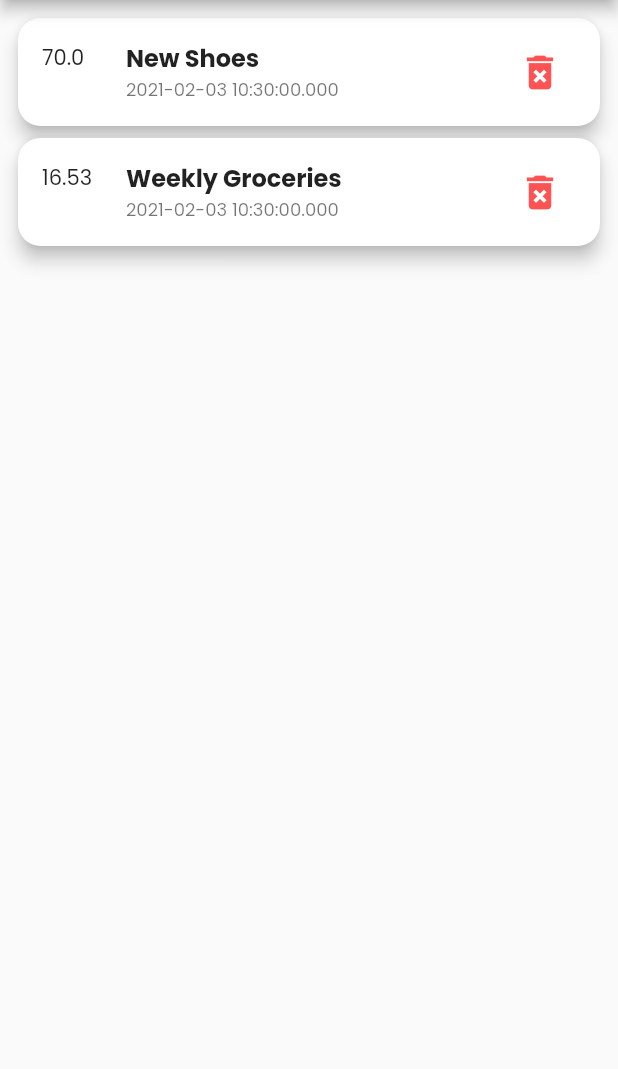
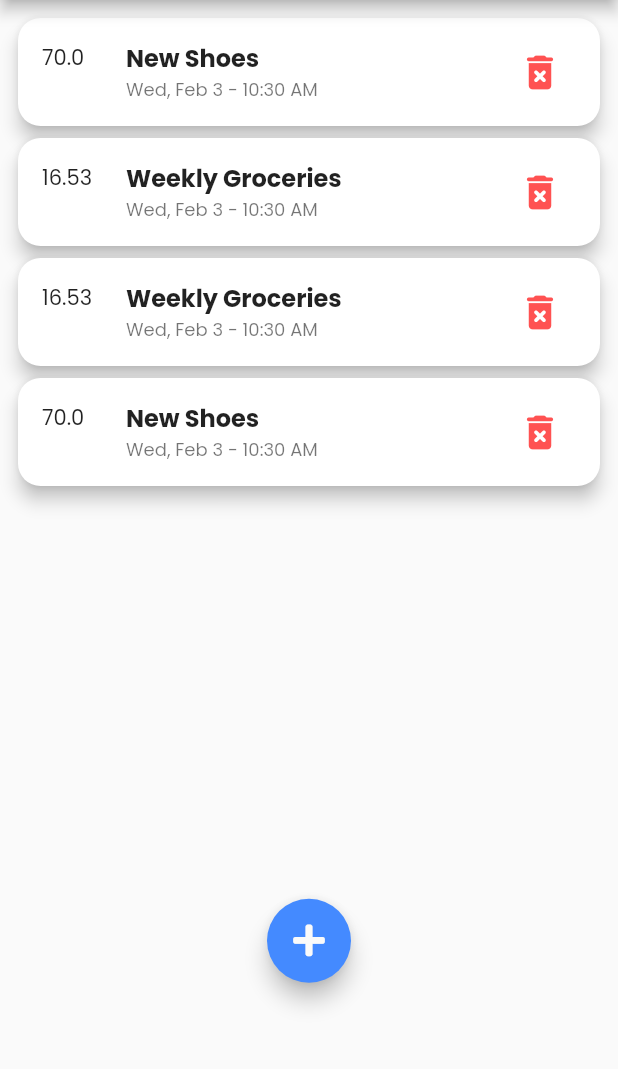
Before and after one commit to bhavik-dodia/expense_app, a Flutter app: the screen it shows after launch, on a phone screen of 412 x 824 dp, the part 84-1153 px from its top. Run offline on Flutter 3.47's test engine with Material 2 defaults, Android fonts, the phone set to English and light mode, and no system bars; our stand-ins replace font_awesome_flutter, google_fonts, toast.

Commit message:
new transactions ui added

```diff
--- a/lib/screens/home.dart
+++ b/lib/screens/home.dart
@@ -1,7 +1,19 @@
-import 'package:expense_app/modal/transaction.dart';
+import 'package:expense_app/models/transaction.dart';
+import 'package:expense_app/screens/add_transaction.dart';
+import 'package:expense_app/widgets/transaction_list.dart';
 import 'package:flutter/material.dart';
+import 'package:font_awesome_flutter/font_awesome_flutter.dart';
 
-class HomePage extends StatelessWidget {
+class HomePage extends StatefulWidget {
+  @override
+  _HomePageState createState() => _HomePageState();
+}
+
+class _HomePageState extends State<HomePage>
+    with SingleTickerProviderStateMixin {
+  AnimationController _fabController;
+  Animation<double> _fabFadeAnimation;
+
   final List<Transaction> transactions = [
     Transaction(
       id: 't1',
@@ -18,6 +30,21 @@ class HomePage extends StatelessWidget {
   ];
 
   @override
+  void initState() {
+    super.initState();
+    _fabController = AnimationController(
+        vsync: this, duration: const Duration(milliseconds: 300));
+    _fabFadeAnimation = Tween<double>(begin: 1, end: 0).animate(
+        CurvedAnimation(parent: _fabController, curve: Curves.easeInBack));
+  }
+
+  @override
+  void dispose() {
+    _fabController.dispose();
+    super.dispose();
+  }
+
+  @override
   Widget build(BuildContext context) {
     return Scaffold(
       appBar: AppBar(
@@ -27,45 +54,48 @@ class HomePage extends StatelessWidget {
         ),
         centerTitle: true,
       ),
-      body: Column(
+      body: Stack(
         children: [
-          Expanded(
-            child: ListView.builder(
-              padding: const EdgeInsets.all(8.0),
-              physics: BouncingScrollPhysics(),
-              shrinkWrap: true,
-              itemCount: transactions.length,
-              itemBuilder: (context, txIndex) {
-                var tx = transactions[txIndex];
-                return Card(
-                  elevation: 5.0,
+          Column(
+            children: [
+              Expanded(
+                child: TransactionList(
+                  onBottom: () => _fabController.forward(),
+                  onTop: () => _fabController.reverse(),
+                ),
+              ),
+            ],
+          ),
+          Align(
+            heightFactor:
+                MediaQuery.of(context).orientation == Orientation.portrait
+                    ? 11.7
+                    : 4.35,
+            alignment: Alignment.bottomCenter,
+            child: ScaleTransition(
+              scale: _fabFadeAnimation,
+              child: FloatingActionButton(
+                // shape: SquircleBorder(),
+                tooltip: 'Add New Transaction',
+                onPressed: () => showModalBottomSheet(
+                  context: context,
+                  builder: (context) => AddTransaction(),
+                  clipBehavior: Clip.antiAlias,
                   shape: RoundedRectangleBorder(
-                    borderRadius: BorderRadius.circular(15.0),
-                  ),
-                  child: ListTile(
-                    leading: Text(tx.amount.toString()),
-                    trailing: IconButton(
-                      icon: Icon(
-                        Icons.delete_forever,
-                        color: Colors.redAccent,
-                      ),
-                      iconSize: 30.0,
-                      onPressed: () {},
-                    ),
-                    title: Text(
-                      tx.title,
-                      style: TextStyle(
-                        fontWeight: FontWeight.bold,
-                        fontSize: 16.0,
-                      ),
-                    ),
-                    subtitle: Text(
-                      tx.date.toString(),
-                      style: TextStyle(fontSize: 12.0),
+                    borderRadius: const BorderRadius.only(
+                      topLeft: Radius.circular(30.0),
+                      topRight: Radius.circular(30.0),
                     ),
                   ),
-                );
-              },
+                  isScrollControlled: true,
+                ),
+                backgroundColor: Theme.of(context).accentColor,
+                splashColor: Theme.of(context).accentColor,
+                child: FaIcon(
+                  FontAwesomeIcons.plus,
+                  color: Theme.of(context).canvasColor,
+                ),
+              ),
             ),
           ),
         ],
--- /dev/null
+++ b/lib/widgets/transaction_list.dart
@@ -0,0 +1,110 @@
+import 'package:expense_app/models/transaction.dart';
+import 'package:flutter/material.dart';
+import 'package:intl/intl.dart';
+
+class TransactionList extends StatefulWidget {
+  final Function onBottom;
+  final Function onTop;
+
+  const TransactionList({Key key, this.onBottom, this.onTop}) : super(key: key);
+
+  @override
+  _TransactionListState createState() => _TransactionListState();
+}
+
+class _TransactionListState extends State<TransactionList> {
+  final List<Transaction> _transactions = [
+    Transaction(
+      id: 't1',
+      title: 'New Shoes',
+      amount: 70.00,
+      date: DateTime.now(),
+    ),
+    Transaction(
+      id: 't2',
+      title: 'Weekly Groceries',
+      amount: 16.53,
+      date: DateTime.now(),
+    ),
+    Transaction(
+      id: 't2',
+      title: 'Weekly Groceries',
+      amount: 16.53,
+      date: DateTime.now(),
+    ),
+    Transaction(
+      id: 't1',
+      title: 'New Shoes',
+      amount: 70.00,
+      date: DateTime.now(),
+    ),
+  ];
+
+  ScrollController _scrollController;
+
+  @override
+  void initState() {
+    _scrollController = ScrollController();
+    _scrollController.addListener(() {
+      if (_scrollController.offset >=
+              _scrollController.position.maxScrollExtent &&
+          !_scrollController.position.outOfRange) {
+        widget.onBottom();
+      }
+      if (_scrollController.offset <=
+              _scrollController.position.minScrollExtent &&
+          !_scrollController.position.outOfRange) {
+        widget.onTop();
+      }
+    });
+    super.initState();
+  }
+
+  @override
+  void dispose() {
+    _scrollController.dispose();
+    super.dispose();
+  }
+
+  @override
+  Widget build(BuildContext context) {
+    return ListView.builder(
+      controller: _scrollController,
+      padding: const EdgeInsets.all(8.0),
+      // physics: BouncingScrollPhysics(),
+      shrinkWrap: true,
+      itemCount: _transactions.length,
+      itemBuilder: (context, txIndex) {
+        var tx = _transactions[txIndex];
+        return Card(
+          elevation: 5.0,
+          shape: RoundedRectangleBorder(
+            borderRadius: BorderRadius.circular(15.0),
+          ),
+          child: ListTile(
+            leading: Text(tx.amount.toString()),
+            trailing: IconButton(
+              icon: Icon(
+                Icons.delete_forever_rounded,
+                color: Colors.redAccent,
+              ),
+              iconSize: 30.0,
+              onPressed: () {},
+            ),
+            title: Text(
+              tx.title,
+              style: TextStyle(
+                fontWeight: FontWeight.bold,
+                fontSize: 16.0,
+              ),
+            ),
+            subtitle: Text(
+              DateFormat('EEE, MMM d - hh:mm a').format(tx.date),
+              style: TextStyle(fontSize: 12.0),
+            ),
+          ),
+        );
+      },
+    );
+  }
+}
--- a/pubspec.yaml
+++ b/pubspec.yaml
@@ -24,7 +24,10 @@ dependencies:
   flutter:
     sdk: flutter
   cupertino_icons: ^1.0.0
+  font_awesome_flutter: ^8.11.0
   google_fonts: ^1.1.2
+  intl: ^0.16.1
+  toast: ^0.1.5
 
 dev_dependencies:
   flutter_test:
```
Also changed, not shown: lib/screens/add_transaction.dart (added, +173 -0 lines), lib/main.dart (line endings or trailing spaces), lib/models/transaction.dart (renamed from lib/modal/transaction.dart), pubspec.lock.
